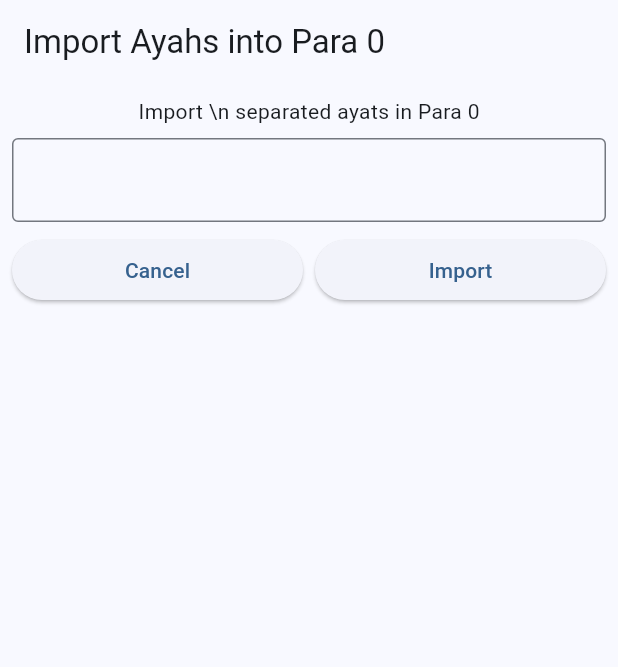
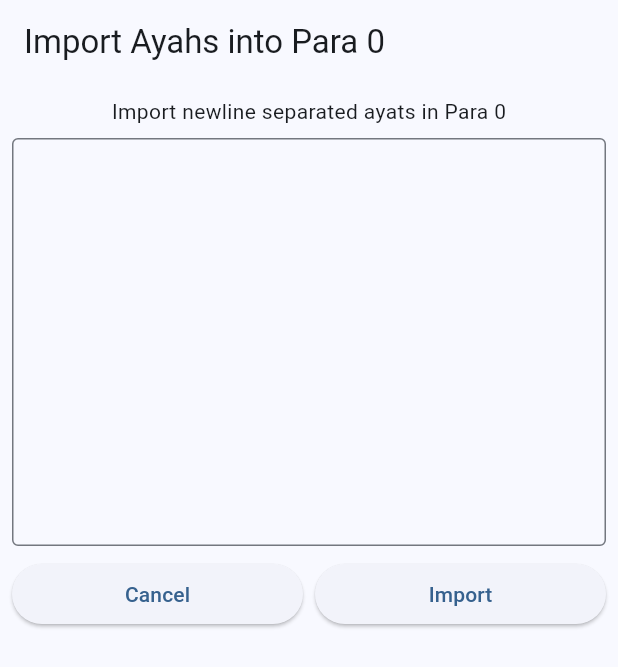
Before and after one commit to Waqar144/quran_memorization_helper, a Flutter app: the ImportTextPage screen opened directly with empty values, on a phone screen of 412 x 824 dp. Shown: the top 667 px of the screen. Run offline on Flutter 3.47's test engine with Material 2 defaults, Android fonts, the phone set to English and light mode, and no system bars; our stand-ins replace file_picker.

Commit message:
improve Add ayahs TextFormField
- Increase height
- improve the label text
- use rtl direction

```diff
--- a/lib/import_text_page.dart
+++ b/lib/import_text_page.dart
@@ -30,13 +30,15 @@ class ImportTextPage extends StatelessWidget {
         padding: const EdgeInsets.all(8),
         child: Column(
           children: [
-            Text("Import \\n separated ayats in $_para"),
+            Text("Import newline separated ayats in $_para"),
             const SizedBox(height: 8),
             TextFormField(
               controller: _controller,
               autocorrect: false,
               maxLines: null,
+              minLines: 10,
               keyboardType: TextInputType.multiline,
+              textDirection: TextDirection.rtl,
               decoration: const InputDecoration(border: OutlineInputBorder()),
             ),
             const SizedBox(height: 8),
```
